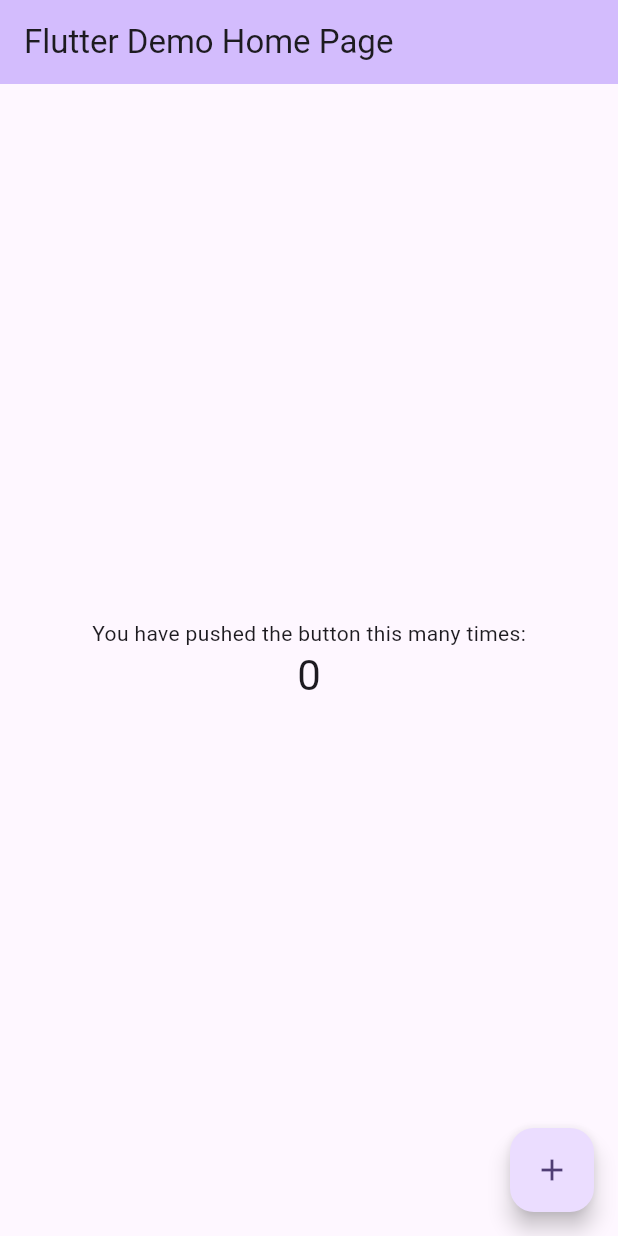
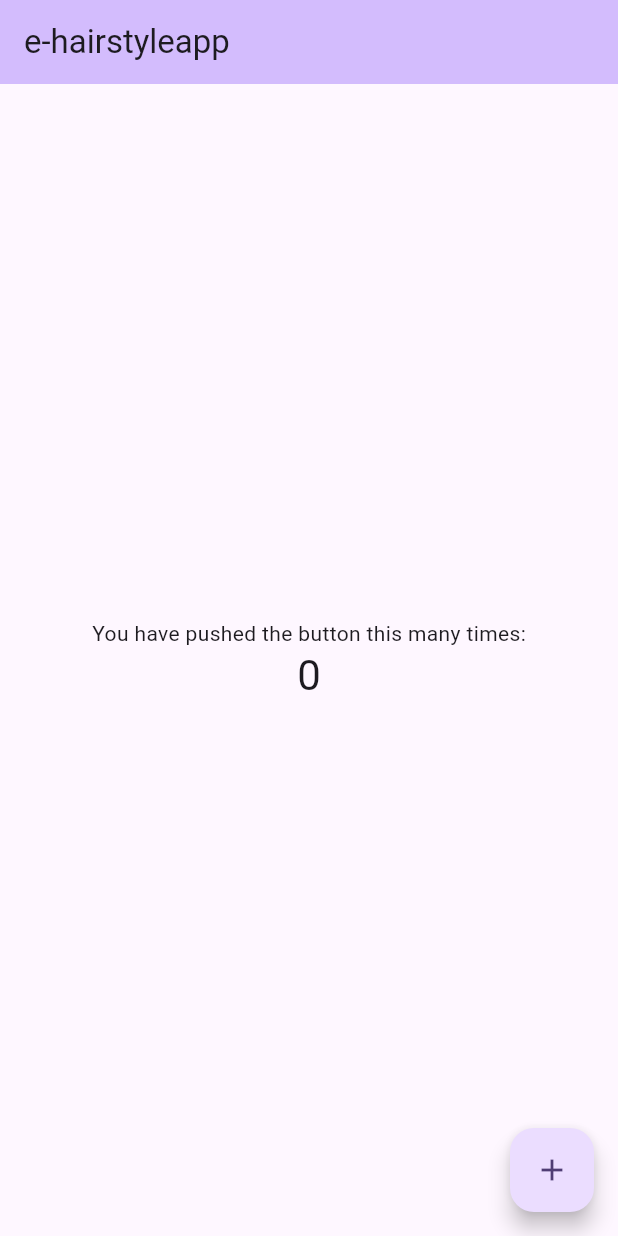
Before and after one commit to babayao1806/hairstyleapp, a Flutter app: the screen it shows after launch, on a phone screen of 412 x 824 dp. Run offline on Flutter 3.47's test engine with Material 3 defaults, Android fonts, the phone set to English and light mode, and no system bars.

Commit message:
supression des commentaires

```diff
--- a/lib/main.dart
+++ b/lib/main.dart
@@ -11,42 +11,19 @@ class MyApp extends StatelessWidget {
   @override
   Widget build(BuildContext context) {
     return MaterialApp(
+      debugShowCheckedModeBanner: false,
       title: 'Flutter Demo',
       theme: ThemeData(
-        // This is the theme of your application.
-        //
-        // TRY THIS: Try running your application with "flutter run". You'll see
-        // the application has a purple toolbar. Then, without quitting the app,
-        // try changing the seedColor in the colorScheme below to Colors.green
-        // and then invoke "hot reload" (save your changes or press the "hot
-        // reload" button in a Flutter-supported IDE, or press "r" if you used
-        // the command line to start the app).
-        //
-        // Notice that the counter didn't reset back to zero; the application
-        // state is not lost during the reload. To reset the state, use hot
-        // restart instead.
-        //
-        // This works for code too, not just values: Most code changes can be
-        // tested with just a hot reload.
         colorScheme: ColorScheme.fromSeed(seedColor: Colors.deepPurple),
         useMaterial3: true,
       ),
-      home: const MyHomePage(title: 'Flutter Demo Home Page'),
+      home: const MyHomePage(title: 'e-hairstyleapp'),
     );
   }
 }
 
 class MyHomePage extends StatefulWidget {
   const MyHomePage({super.key, required this.title});
-
-  // This widget is the home page of your application. It is stateful, meaning
-  // that it has a State object (defined below) that contains fields that affect
-  // how it looks.
-
-  // This class is the configuration for the state. It holds the values (in this
-  // case the title) provided by the parent (in this case the App widget) and
-  // used by the build method of the State. Fields in a Widget subclass are
-  // always marked "final".
 
   final String title;
 
@@ -59,50 +36,19 @@ class _MyHomePageState extends State<MyHomePage> {
 
   void _incrementCounter() {
     setState(() {
-      // This call to setState tells the Flutter framework that something has
-      // changed in this State, which causes it to rerun the build method below
-      // so that the display can reflect the updated values. If we changed
-      // _counter without calling setState(), then the build method would not be
-      // called again, and so nothing would appear to happen.
       _counter++;
     });
   }
 
   @override
   Widget build(BuildContext context) {
-    // This method is rerun every time setState is called, for instance as done
-    // by the _incrementCounter method above.
-    //
-    // The Flutter framework has been optimized to make rerunning build methods
-    // fast, so that you can just rebuild anything that needs updating rather
-    // than having to individually change instances of widgets.
     return Scaffold(
       appBar: AppBar(
-        // TRY THIS: Try changing the color here to a specific color (to
-        // Colors.amber, perhaps?) and trigger a hot reload to see the AppBar
-        // change color while the other colors stay the same.
         backgroundColor: Theme.of(context).colorScheme.inversePrimary,
-        // Here we take the value from the MyHomePage object that was created by
-        // the App.build method, and use it to set our appbar title.
         title: Text(widget.title),
       ),
       body: Center(
-        // Center is a layout widget. It takes a single child and positions it
-        // in the middle of the parent.
         child: Column(
-          // Column is also a layout widget. It takes a list of children and
-          // arranges them vertically. By default, it sizes itself to fit its
-          // children horizontally, and tries to be as tall as its parent.
-          //
-          // Column has various properties to control how it sizes itself and
-          // how it positions its children. Here we use mainAxisAlignment to
-          // center the children vertically; the main axis here is the vertical
-          // axis because Columns are vertical (the cross axis would be
-          // horizontal).
-          //
-          // TRY THIS: Invoke "debug painting" (choose the "Toggle Debug Paint"
-          // action in the IDE, or press "p" in the console), to see the
-          // wireframe for each widget.
           mainAxisAlignment: MainAxisAlignment.center,
           children: <Widget>[
             const Text(
```
Also changed, not shown: 147 other files.
